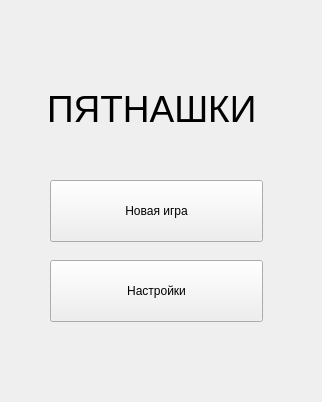
sav182/game, file mainwindow.ui: the form before one commit.
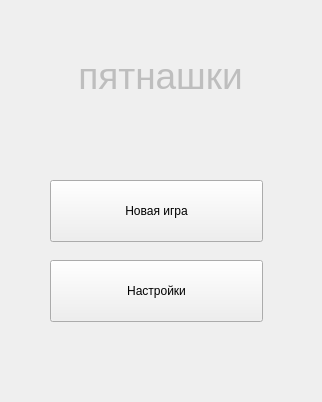
The form after the commit. The open tabs and pages were chosen to show the change.

What changed in the file:
```diff
--- a/mainwindow.ui
+++ b/mainwindow.ui
@@ -63,22 +63,40 @@
      <number>2</number>
     </property>
     <widget class="QWidget" name="gameStart">
+     <property name="autoFillBackground">
+      <bool>false</bool>
+     </property>
      <widget class="QLabel" name="gameTitleLabel">
+      <property name="enabled">
+       <bool>false</bool>
+      </property>
       <property name="geometry">
        <rect>
-        <x>47</x>
-        <y>78</y>
-        <width>211</width>
+        <x>30</x>
+        <y>55</y>
+        <width>261</width>
         <height>61</height>
        </rect>
       </property>
+      <property name="sizePolicy">
+       <sizepolicy hsizetype="Fixed" vsizetype="Fixed">
+        <horstretch>0</horstretch>
+        <verstretch>0</verstretch>
+       </sizepolicy>
+      </property>
       <property name="font">
        <font>
         <pointsize>28</pointsize>
        </font>
       </property>
+      <property name="styleSheet">
+       <string notr="true"/>
+      </property>
       <property name="text">
-       <string>ПЯТНАШКИ</string>
+       <string>пятнашки</string>
+      </property>
+      <property name="alignment">
+       <set>Qt::AlignHCenter|Qt::AlignTop</set>
       </property>
      </widget>
      <widget class="QPushButton" name="settingBtn">
```
Left out of the diff: 8 changed lines with no effect on the pictures.
